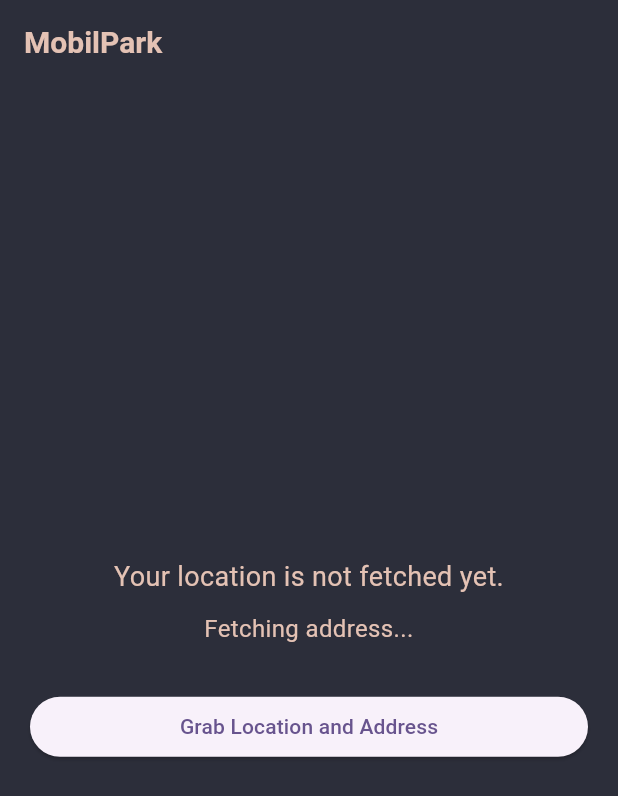
After one commit to Aryanlanghanoja/Cross_Platform_Mobile_App_Development, a Flutter app: the LocationServices screen opened directly, on a phone screen of 412 x 824 dp. The commit adds this screen. Shown: the top 796 px of the screen. Run offline on Flutter 3.47's test engine with Material 3 defaults, Android fonts, the phone set to English and light mode, and no system bars; our stand-ins replace animated_bottom_navigation_bar, cached_network_image, charts_flutter, cloud_firestore, firebase_core, geocoding and 5 more; accounts and stored records are empty.

Commit message:
Complted Whole Lab Manual 1 to 7 and 9 10 with Assigment 1 to 5

```diff
--- a/Notes.txt
+++ b/Notes.txt
@@ -1,3 +1,4 @@
+
 widget:- in flutter, on UI everything is a widget
 hot reload - if you want to display the changes on the current page
 hot restart - it will run the whole app from the beginning but it will not generate a new app
--- /dev/null
+++ b/Project/demo_1/lib/soni.dart
@@ -0,0 +1,131 @@
+import 'package:flutter/material.dart';
+import 'package:geolocator/geolocator.dart';
+import 'package:geocoding/geocoding.dart';
+
+class LocationServices extends StatefulWidget {
+  const LocationServices({super.key});
+
+  @override
+  State<LocationServices> createState() => _LocationServicesState();
+}
+
+class _LocationServicesState extends State<LocationServices> {
+  String? latitude;
+  String? longitude;
+  String? address;
+
+  Future<bool> checkAndRequestLocationPermission() async {
+    LocationPermission permission = await Geolocator.checkPermission();
+    if (permission == LocationPermission.denied ||
+        permission == LocationPermission.deniedForever) {
+      permission = await Geolocator.requestPermission();
+      if (permission == LocationPermission.denied ||
+          permission == LocationPermission.deniedForever) {
+        return false;
+      }
+    }
+    return true;
+  }
+
+  Future<void> getCurrentLocationAndAddress() async {
+    bool hasPermission = await checkAndRequestLocationPermission();
+    if (!hasPermission) {
+      setState(() {
+        address = "Location permissions are denied. Please enable them.";
+      });
+      return;
+    }
+
+    try {
+      Position currentPosition = await Geolocator.getCurrentPosition(
+        desiredAccuracy: LocationAccuracy.best,
+      );
+
+      setState(() {
+        latitude = currentPosition.latitude.toString();
+        longitude = currentPosition.longitude.toString();
+      });
+
+      await fetchAddressFromCoordinates(
+        currentPosition.latitude,
+        currentPosition.longitude,
+      );
+    } catch (e) {
+      print("Error in fetching location: $e");
+      setState(() {
+        address = "Failed to fetch location.";
+      });
+    }
+  }
+
+  Future<void> fetchAddressFromCoordinates(
+      double latitude, double longitude) async {
+    try {
+      List<Placemark> placemarks =
+          await placemarkFromCoordinates(latitude, longitude);
+
+      if (placemarks.isNotEmpty) {
+        Placemark place = placemarks[0];
+        setState(() {
+          address =
+              "${place.street ?? "N/A"}, ${place.locality ?? "N/A"}, ${place.administrativeArea ?? "N/A"}, ${place.country ?? "N/A"}";
+        });
+      } else {
+        setState(() {
+          address = "No address found for the given location.";
+        });
+      }
+    } catch (e) {
+      print("Error in reverse geocoding: $e");
+      setState(() {
+        address = "Error retrieving address.";
+      });
+    }
+  }
+
+  @override
+  Widget build(BuildContext context) {
+    return Scaffold(
+      backgroundColor: const Color(0xFF2C2E3A),
+      appBar: AppBar(
+        backgroundColor: const Color(0xFF2C2E3A),
+        title: const Text(
+          "MobilPark",
+          style: TextStyle(
+            color: Color(0xFFE4C2B4),
+            fontSize: 20,
+            fontWeight: FontWeight.bold,
+          ),
+        ),
+        elevation: 0,
+      ),
+      body: Padding(
+        padding: const EdgeInsets.symmetric(horizontal: 20.0),
+        child: Column(
+          mainAxisAlignment: MainAxisAlignment.center,
+          crossAxisAlignment: CrossAxisAlignment.stretch,
+          children: [
+            Text(
+              latitude != null && longitude != null
+                  ? "Latitude: $latitude\nLongitude: $longitude"
+                  : "Your location is not fetched yet.",
+              textAlign: TextAlign.center,
+              style: const TextStyle(color: Color(0xFFE4C2B4), fontSize: 18),
+            ),
+            const SizedBox(height: 10),
+            Text(
+              address ?? "Fetching address...",
+              textAlign: TextAlign.center,
+              style: const TextStyle(color: Color(0xFFE4C2B4), fontSize: 16),
+            ),
+            const SizedBox(height: 30),
+            ElevatedButton(
+              onPressed: getCurrentLocationAndAddress,
+              child: const Text("Grab Location and Address"),
+            ),
+          ],
+        ),
+      ),
+    );
+  }
+}
--- a/Project/demo_1/pubspec.yaml
+++ b/Project/demo_1/pubspec.yaml
@@ -35,6 +35,8 @@ dependencies:
   # The following adds the Cupertino Icons font to your application.
   # Use with the CupertinoIcons class for iOS style icons.
   cupertino_icons: ^1.0.6
+  geolocator: ^13.0.2
+  geocoding: ^3.0.0
 
 dev_dependencies:
   flutter_test:
--- a/Project/notes_app/lib/scrrens/notes_details_screen.dart
+++ b/Project/notes_app/lib/scrrens/notes_details_screen.dart
@@ -5,7 +5,7 @@ import '../services/firebase_services.dart';
 
 class NotesDetailScreen extends StatefulWidget {
   final Note? note;
-  NotesDetailScreen({this.note});
+  const NotesDetailScreen({this.note});
   @override
   State<NotesDetailScreen> createState() => _NotesDetailScreenState();
 }
```
Also changed, not shown: Project/demo_1/lib/main.dart (+19 -11 lines), 15 other files.
